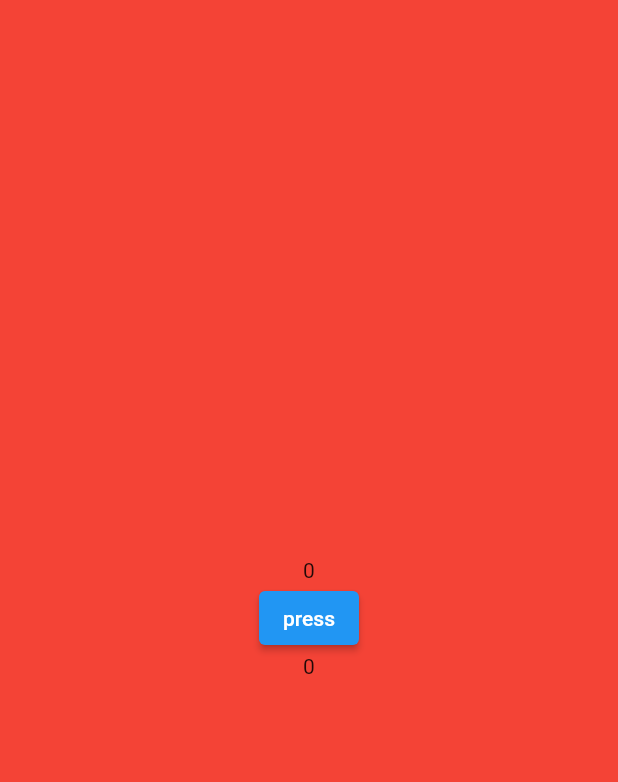
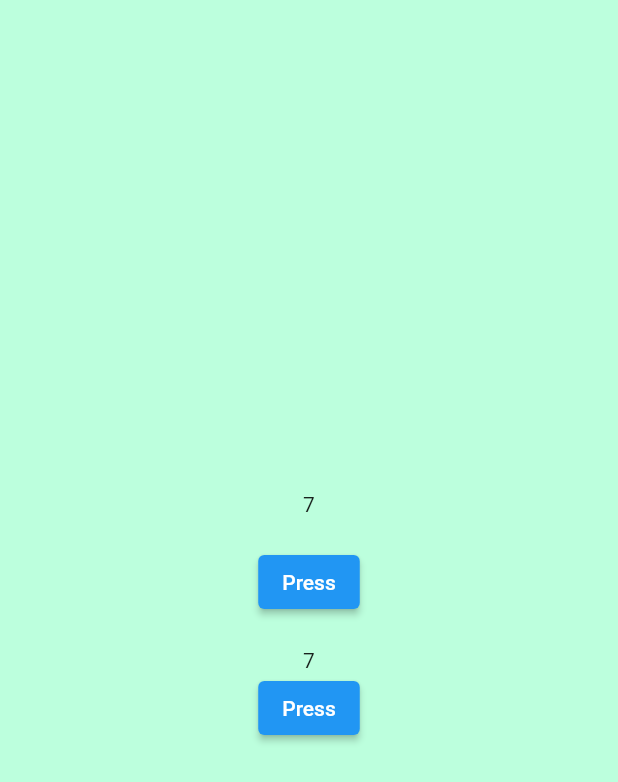
Before and after one commit to gooodwin67/flutter_test, a Flutter app: the screen it shows after launch, on a phone screen of 412 x 824 dp. Shown: the top 782 px of the screen. Run offline on Flutter 3.47's test engine with Material 2 defaults, Android fonts, the phone set to English and light mode, and no system bars; our stand-ins replace shared_preferences.

Commit message:
Providers

```diff
--- /dev/null
+++ b/lib/provider_test.dart
@@ -0,0 +1,36 @@
+import 'package:flutter/material.dart';
+import 'package:flutterprojects/provider_test2.dart';
+
+import 'package:flutterprojects/providers.dart';
+import 'package:provider/provider.dart';
+
+class TestProvider extends StatelessWidget {
+  const TestProvider({Key? key}) : super(key: key);
+  @override
+  Widget build(BuildContext context) {
+    return MaterialApp(
+      home: Scaffold(
+        body: Container(
+          width: double.infinity,
+          color: Color.fromARGB(255, 188, 255, 221),
+          child: Column(
+            mainAxisAlignment: MainAxisAlignment.center,
+            children: [
+              Text(context.watch<Number>().num.toString()),
+              SizedBox(height: 20),
+              ElevatedButton(
+                onPressed: () {
+                  context.read<Number>().increment();
+                  //print(aa.toString());
+                },
+                child: Text('Press'),
+              ),
+              SizedBox(height: 20),
+              TestProviderSecondFile(),
+            ],
+          ),
+        ),
+      ),
+    );
+  }
+}
--- /dev/null
+++ b/lib/provider_test2.dart
@@ -0,0 +1,25 @@
+import 'package:flutter/material.dart';
+import 'package:provider/provider.dart';
+
+import 'providers.dart';
+
+class TestProviderSecondFile extends StatelessWidget {
+  const TestProviderSecondFile({
+    Key? key,
+  }) : super(key: key);
+
+  @override
+  Widget build(BuildContext context) {
+    print(context);
+    return Column(
+      children: [
+        Text(context.watch<Number>().num.toString()),
+        ElevatedButton(
+            onPressed: () {
+              context.read<Number>().decrement();
+            },
+            child: Text('Press'))
+      ],
+    );
+  }
+}
--- /dev/null
+++ b/lib/providers.dart
@@ -0,0 +1,15 @@
+import 'package:flutter/material.dart';
+
+class Number with ChangeNotifier {
+  int _num = 7;
+  int get num => _num;
+  void increment() {
+    _num++;
+    notifyListeners();
+  }
+
+  void decrement() {
+    _num--;
+    notifyListeners();
+  }
+}
--- a/pubspec.yaml
+++ b/pubspec.yaml
@@ -33,6 +33,7 @@ dependencies:
   xml:
   xml_parser: ^1.0.0
   sticky_and_expandable_list: ^1.1.0
+  provider: ^6.0.0
 
   # The following adds the Cupertino Icons font to your application.
   # Use with the CupertinoIcons class for iOS style icons.
```
Also changed, not shown: lib/main.dart (+9 -1 lines), pubspec.lock.
